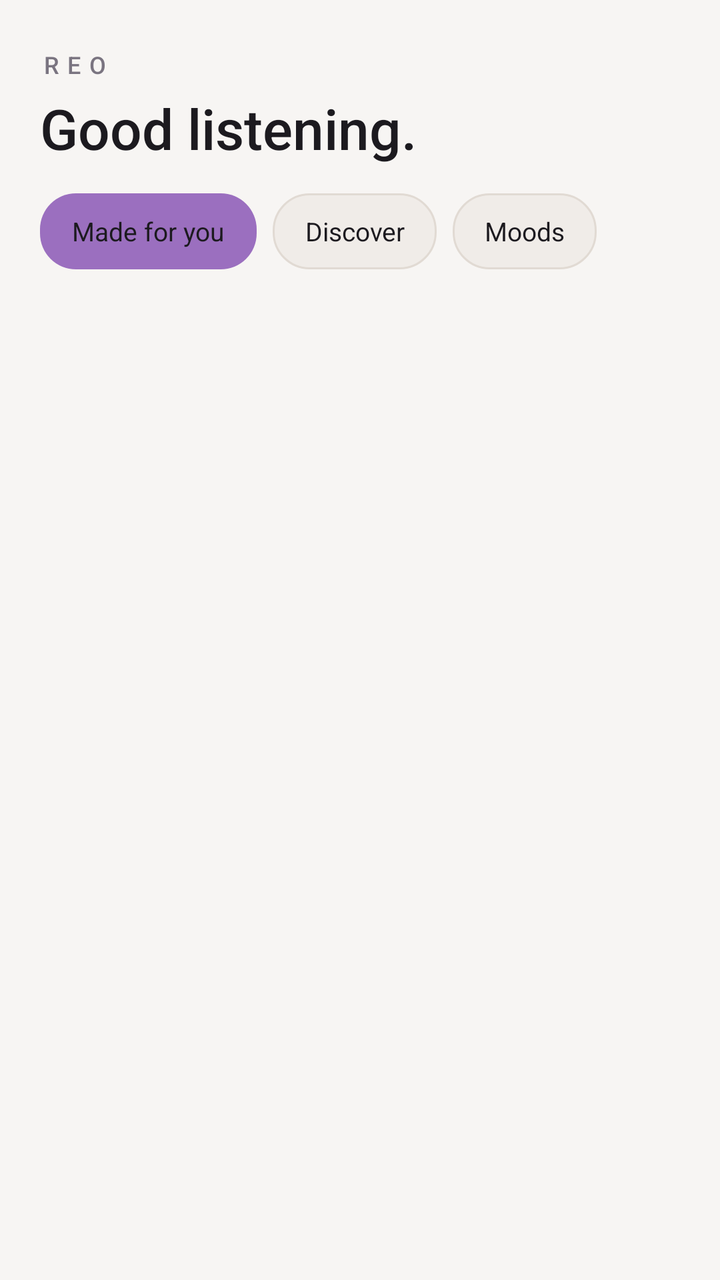
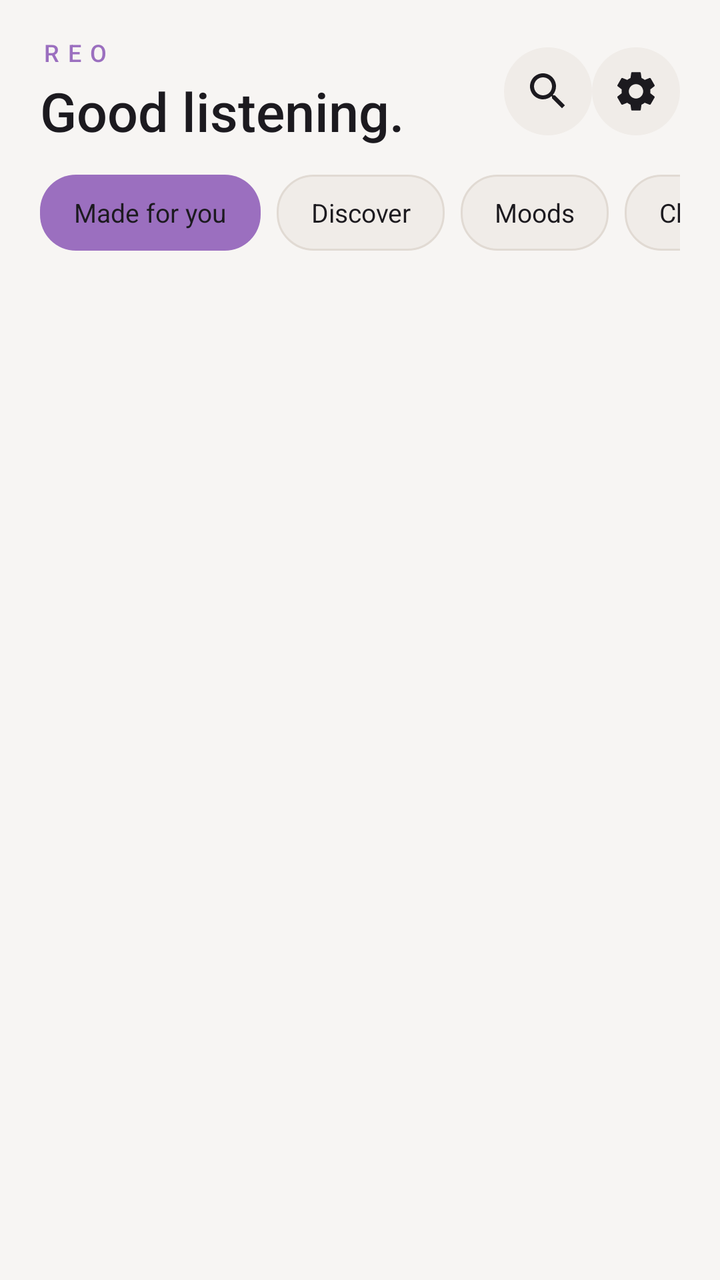

Before-and-after screenshots of an Android layout around one commit, followed by the original layout XML and the change that was made.
<!-- AndroidManifest.xml: application theme AppTheme -->
<!-- res/layout/screen_home.xml -->
<?xml version="1.0" encoding="utf-8"?>
<ScrollView xmlns:android="http://schemas.android.com/apk/res/android"
    android:layout_width="match_parent"
    android:layout_height="match_parent"
    android:background="@color/bg_black"
    android:clipToPadding="false"
    android:scrollbars="none"
    android:scrollbarSize="0dp">

    <LinearLayout
        android:layout_width="match_parent"
        android:layout_height="wrap_content"
        android:orientation="vertical"
        android:paddingTop="24dp"
        android:paddingBottom="30dp">

        <LinearLayout
            android:layout_width="match_parent"
            android:layout_height="wrap_content"
            android:orientation="vertical"
            android:paddingStart="20dp"
            android:paddingEnd="20dp"
            android:layout_marginBottom="18dp">

            <TextView
                android:layout_width="wrap_content"
                android:layout_height="wrap_content"
                android:text="REO"
                android:textColor="@color/text_muted"
                android:textSize="12sp"
                android:letterSpacing="0.34"
                android:fontFamily="sans-serif-medium" />

            <TextView
                android:id="@+id/home_greeting"
                android:layout_width="match_parent"
                android:layout_height="wrap_content"
                android:layout_marginTop="5dp"
                android:text="Good listening."
                android:textColor="@color/text_primary"
                android:textSize="28sp"
                android:fontFamily="sans-serif-medium" />

            <HorizontalScrollView
                android:layout_width="match_parent"
                android:layout_height="wrap_content"
                android:layout_marginTop="14dp"
                android:scrollbars="none"
    android:scrollbarSize="0dp">

                <LinearLayout
                    android:layout_width="wrap_content"
                    android:layout_height="wrap_content"
                    android:orientation="horizontal">

                    <TextView
                        android:id="@+id/home_chip_made_for_you"
                        android:layout_width="wrap_content"
                        android:layout_height="38dp"
                        android:paddingStart="16dp"
                        android:paddingEnd="16dp"
                        android:gravity="center"
                        android:text="Made for you"
                        android:textColor="@color/text_primary"
                        android:textSize="13sp"
                        android:background="@drawable/bg_chip_selected" />

                    <TextView
                        android:id="@+id/home_chip_discover"
                        android:layout_width="wrap_content"
                        android:layout_height="38dp"
                        android:layout_marginStart="8dp"
                        android:paddingStart="16dp"
                        android:paddingEnd="16dp"
                        android:gravity="center"
                        android:text="Discover"
                        android:textColor="@color/text_primary"
                        android:textSize="13sp"
                        android:background="@drawable/bg_chip" />

                    <TextView
                        android:id="@+id/home_chip_moods"
                        android:layout_width="wrap_content"
                        android:layout_height="38dp"
                        android:layout_marginStart="8dp"
                        android:paddingStart="16dp"
                        android:paddingEnd="16dp"
                        android:gravity="center"
                        android:text="Moods"
                        android:textColor="@color/text_primary"
                        android:textSize="13sp"
                        android:background="@drawable/bg_chip" />
                </LinearLayout>
            </HorizontalScrollView>
        </LinearLayout>

        <LinearLayout
            android:id="@+id/home_recent_section"
            android:layout_width="match_parent"
            android:layout_height="wrap_content"
            android:orientation="vertical"
            android:layout_marginBottom="24dp"
            android:visibility="gone">

            <TextView
                android:layout_width="match_parent"
                android:layout_height="wrap_content"
                android:paddingStart="20dp"
                android:paddingEnd="20dp"
                android:text="Recently played"
                android:textColor="@color/text_primary"
                android:textSize="18sp"
                android:fontFamily="sans-serif-medium"
                android:layout_marginBottom="12dp" />

            <HorizontalScrollView
                android:layout_width="match_parent"
                android:layout_height="wrap_content"
                android:clipToPadding="false"
                android:paddingStart="20dp"
                android:paddingEnd="20dp"
                android:scrollbars="none"
    android:scrollbarSize="0dp">
                <LinearLayout
                    android:id="@+id/home_recent_container"
                    android:layout_width="wrap_content"
                    android:layout_height="wrap_content"
                    android:orientation="horizontal" />
            </HorizontalScrollView>
        </LinearLayout>

        <LinearLayout
            android:id="@+id/home_picks_section"
            android:layout_width="match_parent"
            android:layout_height="wrap_content"
            android:orientation="vertical"
            android:paddingStart="20dp"
            android:paddingEnd="20dp"
            android:layout_marginBottom="24dp"
            android:visibility="gone">

            <TextView
                android:id="@+id/home_picks_header"
                android:layout_width="match_parent"
                android:layout_height="wrap_content"
                android:text="Quick picks"
                android:textColor="@color/text_primary"
                android:textSize="18sp"
                android:fontFamily="sans-serif-medium"
                android:layout_marginBottom="12dp" />

            <LinearLayout
                android:id="@+id/home_picks_container"
                android:layout_width="match_parent"
                android:layout_height="wrap_content"
                android:orientation="vertical" />
        </LinearLayout>

        <LinearLayout
            android:id="@+id/home_discover_container"
            android:layout_width="match_parent"
            android:layout_height="wrap_content"
            android:orientation="vertical" />

        <LinearLayout
            android:id="@+id/home_empty_state"
            android:layout_width="match_parent"
            android:layout_height="wrap_content"
            android:orientation="vertical"
            android:gravity="center_horizontal"
            android:padding="40dp"
            android:visibility="gone">
            <TextView
                android:layout_width="match_parent"
                android:layout_height="wrap_content"
                android:text="Your next favorite song is waiting."
                android:textColor="@color/text_primary"
                android:textSize="17sp"
                android:fontFamily="sans-serif-medium"
                android:gravity="center" />
            <TextView
                android:layout_width="match_parent"
                android:layout_height="wrap_content"
                android:layout_marginTop="7dp"
                android:text="Search for a song to teach REO what you like."
                android:textColor="@color/text_muted"
                android:textSize="13sp"
                android:gravity="center" />
        </LinearLayout>
    </LinearLayout>
</ScrollView>
<!-- resources referenced by this layout -->
<resources>
  <!-- unchanged entries left out for length: 9 -->
</resources>

<!-- the commit's change to res/layout/screen_home.xml (unified diff, before → after) -->
@@ -5,150 +5,260 @@
     android:background="@color/bg_black"
     android:clipToPadding="false"
     android:scrollbars="none"
-    android:scrollbarSize="0dp">
+    android:overScrollMode="never">
 
     <LinearLayout
         android:layout_width="match_parent"
         android:layout_height="wrap_content"
         android:orientation="vertical"
-        android:paddingTop="24dp"
-        android:paddingBottom="30dp">
-
-        <LinearLayout
+        android:paddingTop="18dp"
+        android:paddingBottom="34dp">
+
+        <LinearLayout
+            android:layout_width="match_parent"
+            android:layout_height="wrap_content"
+            android:gravity="center_vertical"
+            android:paddingStart="20dp"
+            android:paddingEnd="20dp">
+
+            <LinearLayout
+                android:layout_width="0dp"
+                android:layout_height="wrap_content"
+                android:layout_weight="1"
+                android:orientation="vertical">
+                <TextView
+                    android:layout_width="wrap_content"
+                    android:layout_height="wrap_content"
+                    android:text="REO"
+                    android:textColor="@color/accent"
+                    android:textSize="12sp"
+                    android:letterSpacing="0.35"
+                    android:fontFamily="sans-serif-medium" />
+                <TextView
+                    android:id="@+id/home_greeting"
+                    android:layout_width="match_parent"
+                    android:layout_height="wrap_content"
+                    android:layout_marginTop="3dp"
+                    android:text="Good listening."
+                    android:textColor="@color/text_primary"
+                    android:textSize="27sp"
+                    android:fontFamily="sans-serif-medium" />
+            </LinearLayout>
+
+            <ImageButton
+                android:id="@+id/home_search_shortcut"
+                android:layout_width="44dp"
+                android:layout_height="44dp"
+                android:background="@drawable/ripple_circle_ghost"
+                android:src="@drawable/ic_search"
+                android:tint="@color/text_primary"
+                android:padding="11dp"
+                android:contentDescription="Search" />
+
+            <ImageButton
+                android:id="@+id/home_settings_shortcut"
+                android:layout_width="44dp"
+                android:layout_height="44dp"
+                android:background="@drawable/ripple_circle_ghost"
+                android:src="@drawable/ic_settings"
+                android:tint="@color/text_primary"
+                android:padding="11dp"
+                android:contentDescription="Settings" />
+        </LinearLayout>
+
+        <HorizontalScrollView
+            android:layout_width="match_parent"
+            android:layout_height="wrap_content"
+            android:layout_marginTop="14dp"
+            android:paddingStart="20dp"
+            android:paddingEnd="20dp"
+            android:scrollbars="none">
+            <LinearLayout
+                android:layout_width="wrap_content"
+                android:layout_height="wrap_content"
+                android:orientation="horizontal">
+                <TextView
+                    android:id="@+id/home_chip_made_for_you"
+                    android:layout_width="wrap_content"
+                    android:layout_height="38dp"
+                    android:paddingStart="17dp"
+                    android:paddingEnd="17dp"
+                    android:gravity="center"
+                    android:text="Made for you"
+                    android:textColor="@color/text_primary"
+                    android:textSize="13sp"
+                    android:background="@drawable/bg_chip_selected" />
+                <TextView
+                    android:id="@+id/home_chip_discover"
+                    android:layout_width="wrap_content"
+                    android:layout_height="38dp"
+                    android:layout_marginStart="8dp"
+                    android:paddingStart="17dp"
+                    android:paddingEnd="17dp"
+                    android:gravity="center"
+                    android:text="Discover"
+                    android:textColor="@color/text_primary"
+                    android:textSize="13sp"
+                    android:background="@drawable/bg_chip" />
+                <TextView
+                    android:id="@+id/home_chip_moods"
+                    android:layout_width="wrap_content"
+                    android:layout_height="38dp"
+                    android:layout_marginStart="8dp"
+                    android:paddingStart="17dp"
+                    android:paddingEnd="17dp"
+                    android:gravity="center"
+                    android:text="Moods"
+                    android:textColor="@color/text_primary"
+                    android:textSize="13sp"
+                    android:background="@drawable/bg_chip" />
+                <TextView
+                    android:id="@+id/home_chip_charts"
+                    android:layout_width="wrap_content"
+                    android:layout_height="38dp"
+                    android:layout_marginStart="8dp"
+                    android:paddingStart="17dp"
+                    android:paddingEnd="17dp"
+                    android:gravity="center"
+                    android:text="Charts"
+                    android:textColor="@color/text_primary"
+                    android:textSize="13sp"
+                    android:background="@drawable/bg_chip" />
+            </LinearLayout>
+        </HorizontalScrollView>
+
+        <LinearLayout
+            android:id="@+id/home_hero"
+            android:layout_width="match_parent"
+            android:layout_height="wrap_content"
+            android:layout_marginStart="20dp"
+            android:layout_marginEnd="20dp"
+            android:layout_marginTop="18dp"
+            android:padding="14dp"
+            android:orientation="horizontal"
+            android:gravity="center_vertical"
+            android:background="@drawable/bg_hero"
+            android:visibility="gone">
+            <ImageView
+                android:id="@+id/home_hero_art"
+                android:layout_width="108dp"
+                android:layout_height="108dp"
+                android:background="@drawable/bg_thumb_small"
+                android:scaleType="centerCrop"
+                android:contentDescription="Album art" />
+            <LinearLayout
+                android:layout_width="0dp"
+                android:layout_height="wrap_content"
+                android:layout_weight="1"
+                android:layout_marginStart="14dp"
+                android:orientation="vertical">
+                <TextView
+                    android:layout_width="wrap_content"
+                    android:layout_height="wrap_content"
+                    android:text="CONTINUE LISTENING"
+                    android:textColor="@color/accent_soft"
+                    android:textSize="10sp"
+                    android:letterSpacing="0.16"
+                    android:fontFamily="sans-serif-medium" />
+                <TextView
+                    android:id="@+id/home_hero_title"
+                    android:layout_width="match_parent"
+                    android:layout_height="wrap_content"
+                    android:layout_marginTop="5dp"
+                    android:textColor="@color/text_primary"
+                    android:textSize="18sp"
+                    android:fontFamily="sans-serif-medium"
+                    android:maxLines="2"
+                    android:ellipsize="end" />
+                <TextView
+                    android:id="@+id/home_hero_artist"
+                    android:layout_width="match_parent"
+                    android:layout_height="wrap_content"
+                    android:layout_marginTop="3dp"
+                    android:textColor="@color/text_secondary"
+                    android:textSize="12sp"
+                    android:maxLines="1"
+                    android:ellipsize="end" />
+                <LinearLayout
+                    android:id="@+id/home_hero_play"
+                    android:layout_width="wrap_content"
+                    android:layout_height="36dp"
+                    android:layout_marginTop="10dp"
+                    android:paddingStart="14dp"
+                    android:paddingEnd="15dp"
+                    android:gravity="center"
+                    android:orientation="horizontal"
+                    android:background="@drawable/ripple_circle_accent_rect"
+                    android:clickable="true">
+                    <ImageView
+                        android:layout_width="16dp"
+                        android:layout_height="16dp"
+                        android:src="@drawable/ic_play"
+                        android:tint="@color/bg_black" />
+                    <TextView
+                        android:layout_width="wrap_content"
+                        android:layout_height="wrap_content"
+                        android:layout_marginStart="6dp"
+                        android:text="Resume"
+                        android:textColor="@color/bg_black"
+                        android:textSize="12sp"
+                        android:fontFamily="sans-serif-medium" />
+                </LinearLayout>
+            </LinearLayout>
+        </LinearLayout>
+
+        <LinearLayout
+            android:id="@+id/home_recent_section"
+            android:layout_width="match_parent"
+            android:layout_height="wrap_content"
+            android:orientation="vertical"
+            android:layout_marginTop="24dp"
+            android:layout_marginBottom="8dp"
+            android:visibility="gone">
+            <TextView
+                android:layout_width="match_parent"
+                android:layout_height="wrap_content"
+                android:paddingStart="20dp"
+                android:paddingEnd="20dp"
+                android:text="Listen again"
+                android:textColor="@color/text_primary"
+                android:textSize="20sp"
+                android:fontFamily="sans-serif-medium"
+                android:layout_marginBottom="12dp" />
+            <HorizontalScrollView
+                android:layout_width="match_parent"
+                android:layout_height="wrap_content"
+                android:clipToPadding="false"
+                android:paddingStart="20dp"
+                android:paddingEnd="20dp"
+                android:scrollbars="none">
+                <LinearLayout
+                    android:id="@+id/home_recent_container"
+                    android:layout_width="wrap_content"
+                    android:layout_height="wrap_content"
+                    android:orientation="horizontal" />
+            </HorizontalScrollView>
+        </LinearLayout>
+
+        <LinearLayout
+            android:id="@+id/home_picks_section"
             android:layout_width="match_parent"
             android:layout_height="wrap_content"
             android:orientation="vertical"
             android:paddingStart="20dp"
             android:paddingEnd="20dp"
-            android:layout_marginBottom="18dp">
-
+            android:layout_marginTop="20dp"
+            android:layout_marginBottom="14dp"
+            android:visibility="gone">
             <TextView
-                android:layout_width="wrap_content"
-                android:layout_height="wrap_content"
-                android:text="REO"
-                android:textColor="@color/text_muted"
-                android:textSize="12sp"
-                android:letterSpacing="0.34"
-                android:fontFamily="sans-serif-medium" />
-
-            <TextView
-                android:id="@+id/home_greeting"
-                android:layout_width="match_parent"
-                android:layout_height="wrap_content"
-                android:layout_marginTop="5dp"
-                android:text="Good listening."
+                android:id="@+id/home_picks_header"
+                android:layout_width="match_parent"
+                android:layout_height="wrap_content"
+                android:text="Quick picks"
                 android:textColor="@color/text_primary"
-                android:textSize="28sp"
-                android:fontFamily="sans-serif-medium" />
-
-            <HorizontalScrollView
-                android:layout_width="match_parent"
-                android:layout_height="wrap_content"
-                android:layout_marginTop="14dp"
-                android:scrollbars="none"
-    android:scrollbarSize="0dp">
-
-                <LinearLayout
-                    android:layout_width="wrap_content"
-                    android:layout_height="wrap_content"
-                    android:orientation="horizontal">
-
-                    <TextView
-                        android:id="@+id/home_chip_made_for_you"
-                        android:layout_width="wrap_content"
-                        android:layout_height="38dp"
-                        android:paddingStart="16dp"
-                        android:paddingEnd="16dp"
-                        android:gravity="center"
-                        android:text="Made for you"
-                        android:textColor="@color/text_primary"
-                        android:textSize="13sp"
-                        android:background="@drawable/bg_chip_selected" />
-
-                    <TextView
-                        android:id="@+id/home_chip_discover"
-                        android:layout_width="wrap_content"
-                        android:layout_height="38dp"
-                        android:layout_marginStart="8dp"
-                        android:paddingStart="16dp"
-                        android:paddingEnd="16dp"
-                        android:gravity="center"
-                        android:text="Discover"
-                        android:textColor="@color/text_primary"
-                        android:textSize="13sp"
-                        android:background="@drawable/bg_chip" />
-
-                    <TextView
-                        android:id="@+id/home_chip_moods"
-                        android:layout_width="wrap_content"
-                        android:layout_height="38dp"
-                        android:layout_marginStart="8dp"
-                        android:paddingStart="16dp"
-                        android:paddingEnd="16dp"
-                        android:gravity="center"
-                        android:text="Moods"
-                        android:textColor="@color/text_primary"
-                        android:textSize="13sp"
-                        android:background="@drawable/bg_chip" />
-                </LinearLayout>
-            </HorizontalScrollView>
-        </LinearLayout>
-
-        <LinearLayout
-            android:id="@+id/home_recent_section"
-            android:layout_width="match_parent"
-            android:layout_height="wrap_content"
-            android:orientation="vertical"
-            android:layout_marginBottom="24dp"
-            android:visibility="gone">
-
-            <TextView
-                android:layout_width="match_parent"
-                android:layout_height="wrap_content"
-                android:paddingStart="20dp"
-                android:paddingEnd="20dp"
-                android:text="Recently played"
-                android:textColor="@color/text_primary"
-                android:textSize="18sp"
+                android:textSize="20sp"
                 android:fontFamily="sans-serif-medium"
                 android:layout_marginBottom="12dp" />
-
-            <HorizontalScrollView
-                android:layout_width="match_parent"
-                android:layout_height="wrap_content"
-                android:clipToPadding="false"
-                android:paddingStart="20dp"
-                android:paddingEnd="20dp"
-                android:scrollbars="none"
-    android:scrollbarSize="0dp">
-                <LinearLayout
-                    android:id="@+id/home_recent_container"
-                    android:layout_width="wrap_content"
-                    android:layout_height="wrap_content"
-                    android:orientation="horizontal" />
-            </HorizontalScrollView>
-        </LinearLayout>
-
-        <LinearLayout
-            android:id="@+id/home_picks_section"
-            android:layout_width="match_parent"
-            android:layout_height="wrap_content"
-            android:orientation="vertical"
-            android:paddingStart="20dp"
-            android:paddingEnd="20dp"
-            android:layout_marginBottom="24dp"
-            android:visibility="gone">
-
-            <TextView
-                android:id="@+id/home_picks_header"
-                android:layout_width="match_parent"
-                android:layout_height="wrap_content"
-                android:text="Quick picks"
-                android:textColor="@color/text_primary"
-                android:textSize="18sp"
-                android:fontFamily="sans-serif-medium"
-                android:layout_marginBottom="12dp" />
-
             <LinearLayout
                 android:id="@+id/home_picks_container"
                 android:layout_width="match_parent"
@@ -168,11 +278,18 @@
             android:layout_height="wrap_content"
             android:orientation="vertical"
             android:gravity="center_horizontal"
-            android:padding="40dp"
+            android:padding="48dp"
             android:visibility="gone">
+            <ImageView
+                android:layout_width="52dp"
+                android:layout_height="52dp"
+                android:src="@drawable/ic_music"
+                android:tint="@color/accent"
+                android:contentDescription="@null" />
             <TextView
                 android:layout_width="match_parent"
                 android:layout_height="wrap_content"
+                android:layout_marginTop="14dp"
                 android:text="Your next favorite song is waiting."
                 android:textColor="@color/text_primary"
                 android:textSize="17sp"
@@ -182,7 +299,7 @@
                 android:layout_width="match_parent"
                 android:layout_height="wrap_content"
                 android:layout_marginTop="7dp"
-                android:text="Search for a song to teach REO what you like."
+                android:text="Search for music and REO will learn what belongs on your home feed."
                 android:textColor="@color/text_muted"
                 android:textSize="13sp"
                 android:gravity="center" />
<!-- resource entries referenced after the edit -->
@@ -1,5 +1,61 @@
 <!-- resources referenced by this layout -->
 <resources>
+  <color name="accent_soft">#B48FD4</color>
+  <color name="text_secondary">#4A454E</color>
+  <!-- drawable bg_hero (drawable) -->
+  <?xml version="1.0" encoding="utf-8"?>
+  <shape xmlns:android="http://schemas.android.com/apk/res/android" android:shape="rectangle">
+      <gradient android:angle="0" android:startColor="#7A4A8D" android:centerColor="#3A2B4B" android:endColor="#17151C" />
+      <corners android:radius="26dp" />
+  </shape>
+  <!-- drawable bg_thumb_small (drawable) -->
+  <shape xmlns:android="http://schemas.android.com/apk/res/android" android:shape="rectangle">
+      <corners android:radius="10dp"/>
+      <solid android:color="@color/surface_3"/>
+  </shape>
+  <!-- drawable ic_music (drawable) -->
+  <vector xmlns:android="http://schemas.android.com/apk/res/android"
+      android:width="24dp" android:height="24dp"
+      android:viewportWidth="24" android:viewportHeight="24">
+      <path android:fillColor="#FFFFFF" android:pathData="M15,6H3v2h12zM15,10H3v2h12zM3,16h8v-2H3zM17,6v8.18c-0.31,-0.11 -0.65,-0.18 -1,-0.18 -1.66,0 -3,1.34 -3,3s1.34,3 3,3 3,-1.34 3,-3V8h3V6z"/>
+  </vector>
+  <!-- drawable ic_play (drawable) -->
+  <vector xmlns:android="http://schemas.android.com/apk/res/android"
+      android:width="24dp" android:height="24dp"
+      android:viewportWidth="24" android:viewportHeight="24">
+      <path android:fillColor="#FFFFFF" android:pathData="M8,5.14v13.72c0,0.71 0.79,1.14 1.39,0.75l10.7,-6.86c0.56,-0.36 0.56,-1.18 0,-1.54L9.39,4.39C8.79,4 8,4.43 8,5.14z"/>
+  </vector>
+  <!-- drawable ic_search (drawable) -->
+  <vector xmlns:android="http://schemas.android.com/apk/res/android"
+      android:width="24dp" android:height="24dp"
+      android:viewportWidth="24" android:viewportHeight="24">
+      <path android:fillColor="#FFFFFF" android:pathData="M15.5,14h-0.79l-0.28,-0.27C15.41,12.59 16,11.11 16,9.5 16,5.91 13.09,3 9.5,3S3,5.91 3,9.5 5.91,16 9.5,16c1.61,0 3.09,-0.59 4.23,-1.57l0.27,0.28v0.79l5,4.99L20.49,19l-4.99,-5zM9.5,14C7.01,14 5,11.99 5,9.5S7.01,5 9.5,5 14,7.01 14,9.5 11.99,14 9.5,14z"/>
+  </vector>
+  <!-- drawable ic_settings (drawable) -->
+  <vector xmlns:android="http://schemas.android.com/apk/res/android"
+      android:width="24dp" android:height="24dp"
+      android:viewportWidth="24" android:viewportHeight="24">
+      <path android:fillColor="#FFFFFF" android:pathData="M19.14,12.94c0.04,-0.3 0.06,-0.61 0.06,-0.94 0,-0.32 -0.02,-0.64 -0.07,-0.94l2.03,-1.58c0.18,-0.14 0.23,-0.41 0.12,-0.61l-1.92,-3.32c-0.12,-0.22 -0.37,-0.29 -0.59,-0.22l-2.39,0.96c-0.5,-0.38 -1.03,-0.7 -1.62,-0.94L14.4,2.81c-0.04,-0.24 -0.24,-0.41 -0.48,-0.41h-3.84c-0.24,0 -0.43,0.17 -0.47,0.41L9.25,5.35C8.66,5.59 8.12,5.92 7.63,6.29L5.24,5.33c-0.22,-0.08 -0.47,0 -0.59,0.22L2.74,8.87C2.62,9.08 2.66,9.34 2.86,9.48l2.03,1.58C4.84,11.36 4.8,11.69 4.8,12s0.02,0.64 0.07,0.94l-2.03,1.58c-0.18,0.14 -0.23,0.41 -0.12,0.61l1.92,3.32c0.12,0.22 0.37,0.29 0.59,0.22l2.39,-0.96c0.5,0.38 1.03,0.7 1.62,0.94l0.36,2.54c0.05,0.24 0.24,0.41 0.48,0.41h3.84c0.24,0 0.44,-0.17 0.47,-0.41l0.36,-2.54c0.59,-0.24 1.13,-0.56 1.62,-0.94l2.39,0.96c0.22,0.08 0.47,0 0.59,-0.22l1.92,-3.32c0.12,-0.22 0.07,-0.47 -0.12,-0.61zM12,15.6c-1.98,0 -3.6,-1.62 -3.6,-3.6s1.62,-3.6 3.6,-3.6 3.6,1.62 3.6,3.6 -1.62,3.6 -3.6,3.6z"/>
+  </vector>
+  <!-- drawable ripple_circle_accent_rect (drawable) -->
+  <ripple xmlns:android="http://schemas.android.com/apk/res/android" android:color="#33000000">
+      <item android:drawable="@drawable/bg_chip_selected"/>
+  </ripple>
+  <!-- drawable ripple_circle_ghost (drawable) -->
+  <ripple xmlns:android="http://schemas.android.com/apk/res/android"
+      android:color="#26FFFFFF">
+      <item android:id="@android:id/mask">
+          <shape android:shape="oval">
+              <solid android:color="@android:color/white"/>
+          </shape>
+      </item>
+      <item android:drawable="@drawable/bg_circle_ghost"/>
+  </ripple>
+  <color name="surface_3">#E4DED8</color>
+  <!-- drawable bg_circle_ghost (drawable) -->
+  <shape xmlns:android="http://schemas.android.com/apk/res/android" android:shape="oval">
+      <solid android:color="@color/surface_2"/>
+  </shape>
   <!-- unchanged entries left out for length: 9 -->
 </resources>
 
